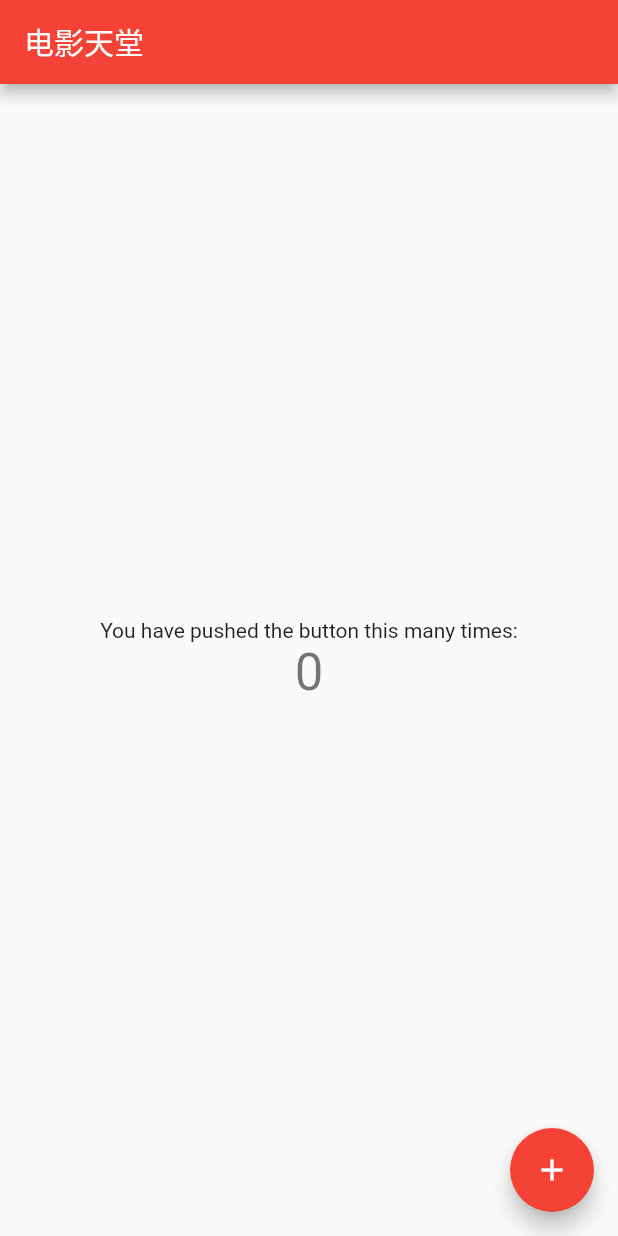
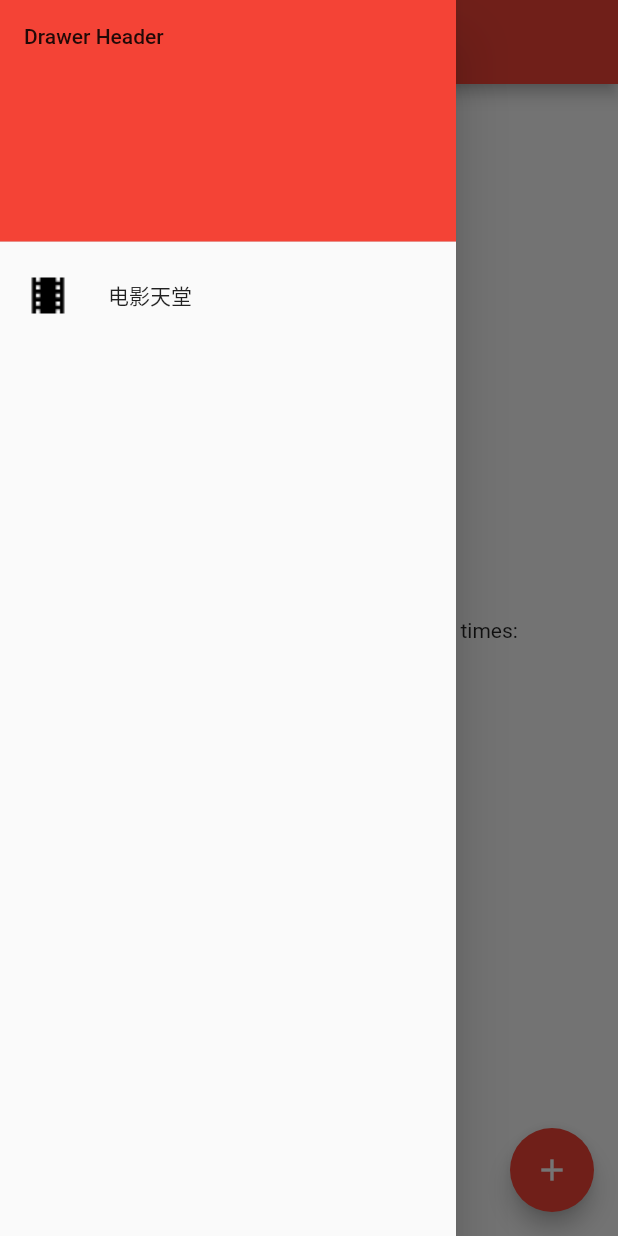
Before and after one commit to biezhihua/DYTT-Flutter, a Flutter app: the screen it shows after launch, with the side drawer open (before the commit the screen has no drawer), on a phone screen of 412 x 824 dp. Run offline on Flutter 3.47's test engine with Material 2 defaults, Android fonts, the phone set to English and light mode, and no system bars.

Commit message:
Add DrawLayout & DrawLayout Item

```diff
--- a/lib/main.dart
+++ b/lib/main.dart
@@ -3,7 +3,6 @@ import 'package:flutter/material.dart';
 void main() => runApp(new MyApp());
 
 class MyApp extends StatelessWidget {
-  // This widget is the root of your application.
   @override
   Widget build(BuildContext context) {
     return new MaterialApp(
@@ -40,6 +39,22 @@ class _MyHomePageState extends State<MyHomePage> {
       appBar: new AppBar(
         title: new Text(widget.title),
       ),
+      drawer: new Drawer(
+        child: ListView(
+          padding: EdgeInsets.zero,
+          children: <Widget>[
+            new DrawerHeader(
+                child: new Text('Drawer Header'),
+                decoration: BoxDecoration(color: Colors.red)),
+            ListTile(
+                leading: new Image.asset('images/film.png'),
+                title: new Text('电影天堂'),
+                onTap: () {
+                  Navigator.pop(context);
+                }),
+          ],
+        ),
+      ),
       body: new Center(
         child: new Column(
           mainAxisAlignment: MainAxisAlignment.center,
--- a/pubspec.yaml
+++ b/pubspec.yaml
@@ -37,9 +37,8 @@ flutter:
   uses-material-design: true
 
   # To add assets to your application, add an assets section, like this:
-  # assets:
-  #  - images/a_dot_burr.jpeg
-  #  - images/a_dot_ham.jpeg
+  assets:
+   - images/film.png
 
   # An image asset can refer to one or more resolution-specific "variants", see
   # https://flutter.io/assets-and-images/#resolution-aware.
```
Also changed, not shown: images/film.png (added).
